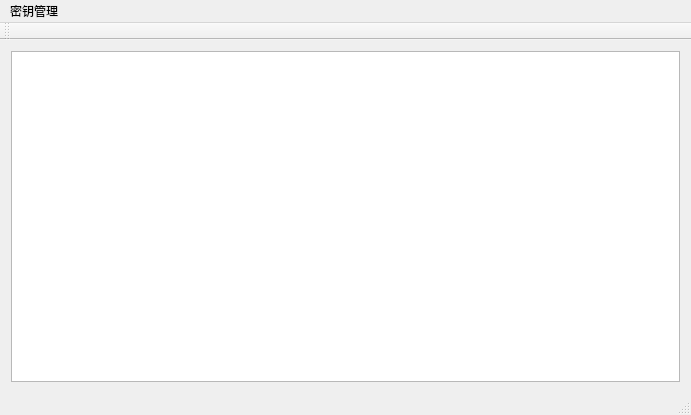
Old version of the form Demo/RSATools/MainWindow.ui in the repository jysperm/ZeroMS-1x.
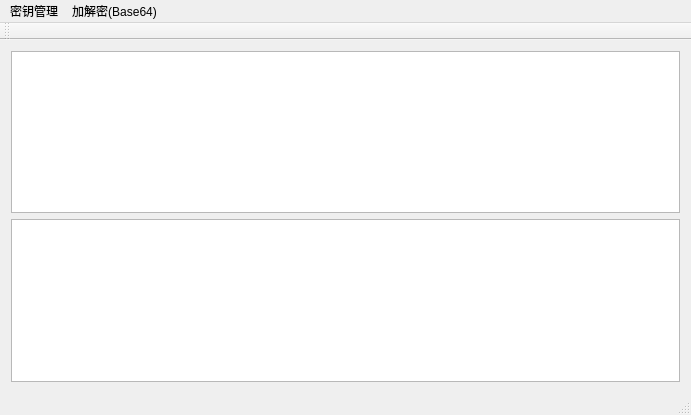
New version of the form.

Commit message: RSA数据加密和解密

```diff
--- a/Demo/RSATools/MainWindow.ui
+++ b/Demo/RSATools/MainWindow.ui
@@ -15,6 +15,13 @@
   </property>
   <widget class="QWidget" name="centralWidget">
    <layout class="QVBoxLayout" name="verticalLayout">
+    <item>
+     <widget class="QTextEdit" name="textIn">
+      <property name="acceptRichText">
+       <bool>false</bool>
+      </property>
+     </widget>
+    </item>
     <item>
      <widget class="QTextEdit" name="textOut"/>
     </item>
@@ -46,7 +53,15 @@
     <addaction name="actionPriKeyInfo"/>
     <addaction name="actionPubKeyInfo"/>
    </widget>
+   <widget class="QMenu" name="menu_Base64">
+    <property name="title">
+     <string>加解密(Base64)</string>
+    </property>
+    <addaction name="actionPublicEncrypt"/>
+    <addaction name="actionPrivateDecrypt"/>
+   </widget>
    <addaction name="menu"/>
+   <addaction name="menu_Base64"/>
   </widget>
   <widget class="QToolBar" name="mainToolBar">
    <attribute name="toolBarArea">
```
Left out of the diff: 16 changed lines with no effect on the pictures. The commit also changes 6 other files.
